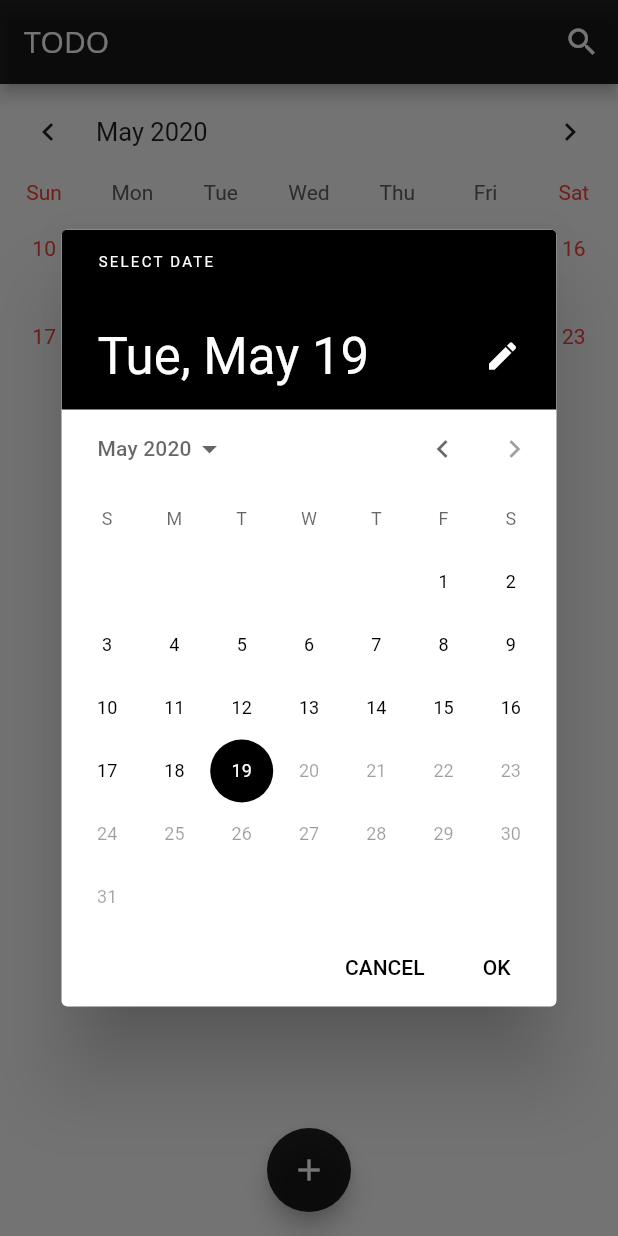
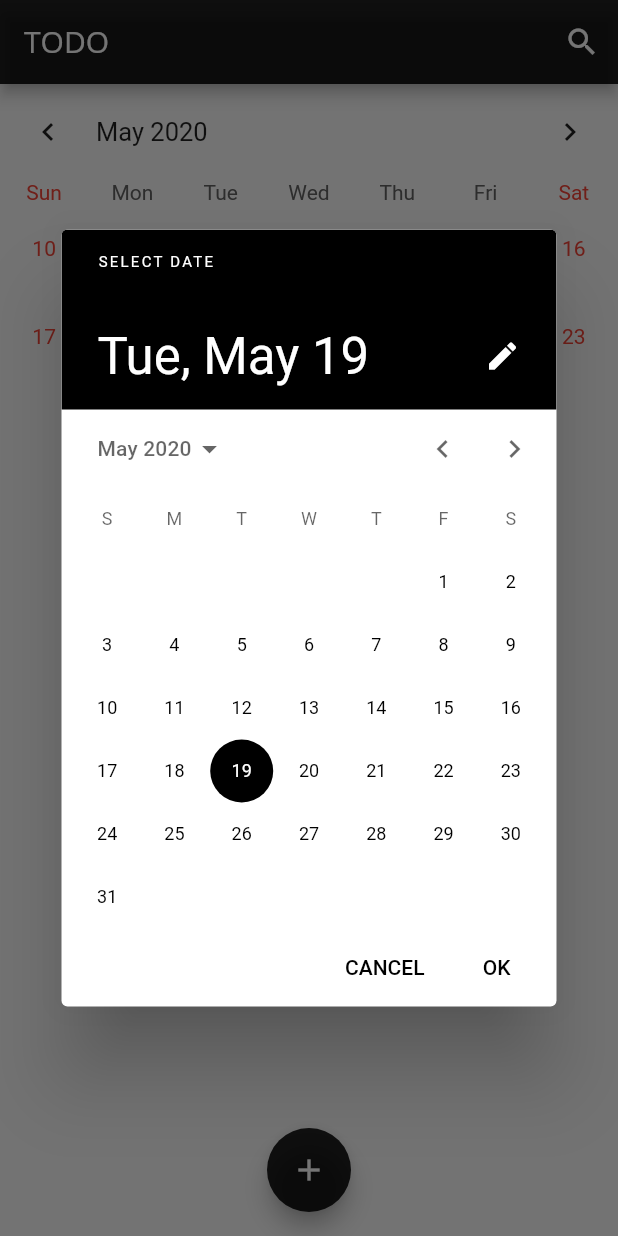
Before and after one commit to rashmiths/RASHMITH_IRIS_2020, a Flutter app: the screen it shows after launch, after a tap on the "search" icon, on a phone screen of 412 x 824 dp. Run offline on Flutter 3.47's test engine with Material 2 defaults, Android fonts, the phone set to English and light mode, and no system bars; drawn by our look-alikes of table_calendar; our stand-ins replace flutter_local_notifications, hive; accounts and stored records are empty; generated files the repository leaves out were written again.

```diff
--- a/THECOMPLETE_TODO_APP - part 2/lib/widget/EXPENSE/todoscreen.dart
+++ b/THECOMPLETE_TODO_APP - part 2/lib/widget/EXPENSE/todoscreen.dart
@@ -47,7 +47,7 @@ class _TodoScreenState extends State<TodoScreen> {
       context: context,
       initialDate: DateTime.now(),
       firstDate: DateTime(2016),
-      lastDate: DateTime.now(),
+      lastDate:  DateTime(DateTime.now().year+3),
     ).then((pickedDate) {
       if (pickedDate == null) {
         return;
```
